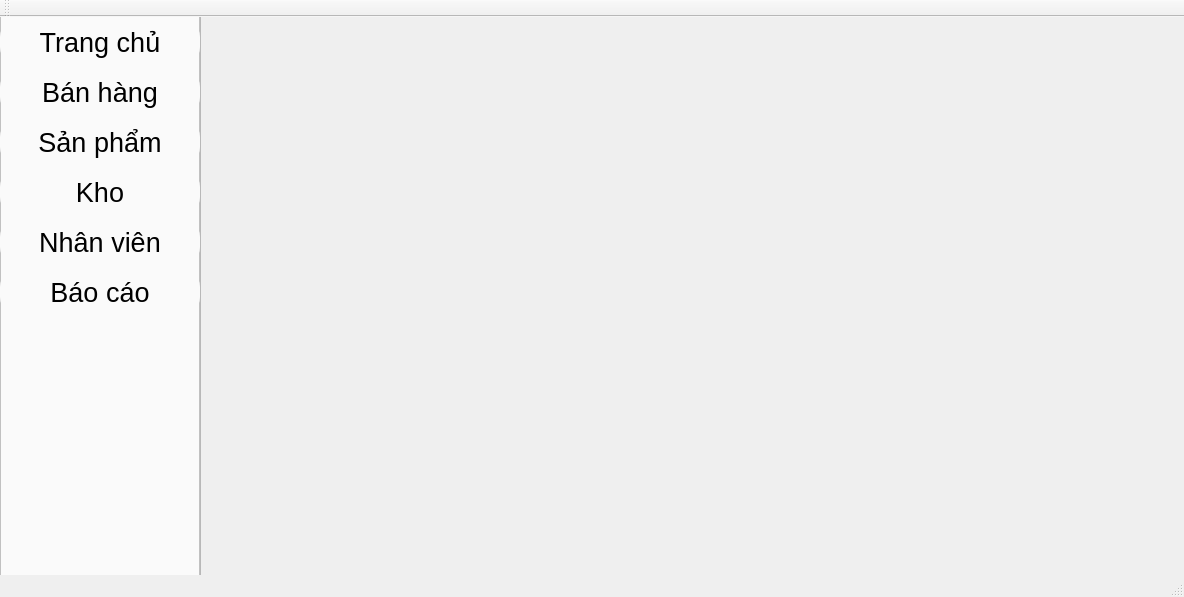
This is coffee_shop_management_system/coffee_shop_management_system/GUI/AdminDashboard.ui in PhucHoang200/coffee-shop-management-system as Qt 5 draws it before an edit. The edited form follows.
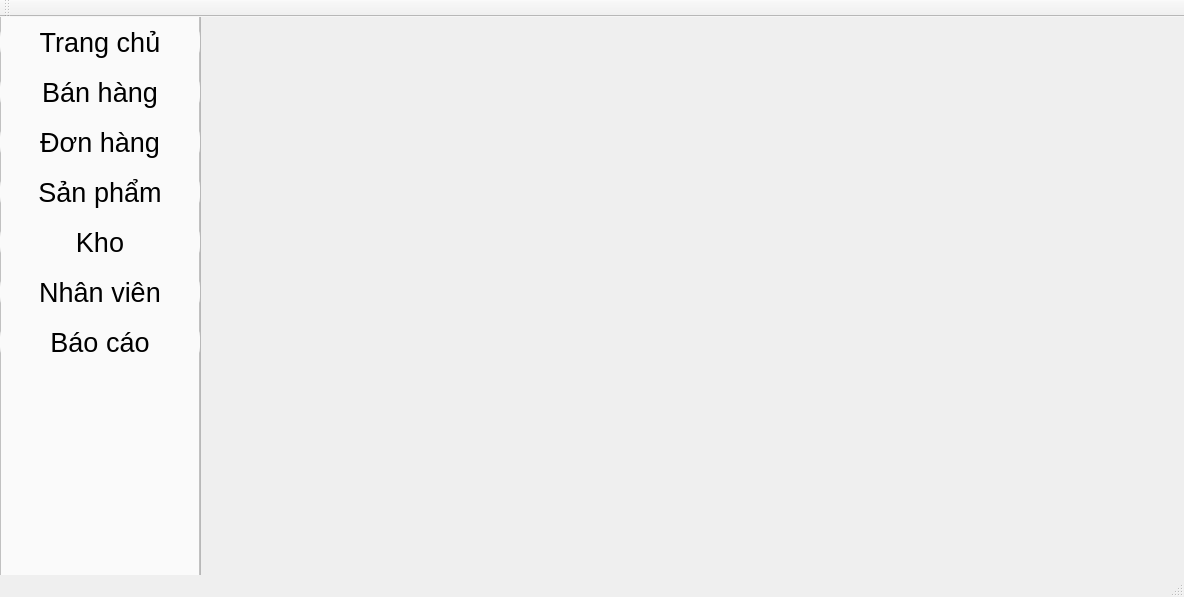
This is the edited form.

Patch:
```diff
--- a/coffee_shop_management_system/coffee_shop_management_system/GUI/AdminDashboard.ui
+++ b/coffee_shop_management_system/coffee_shop_management_system/GUI/AdminDashboard.ui
@@ -142,7 +142,7 @@
      <property name="geometry">
       <rect>
        <x>0</x>
-       <y>120</y>
+       <y>170</y>
        <width>200</width>
        <height>50</height>
       </rect>
@@ -190,7 +190,7 @@
      <property name="geometry">
       <rect>
        <x>0</x>
-       <y>170</y>
+       <y>220</y>
        <width>200</width>
        <height>50</height>
       </rect>
@@ -238,7 +238,7 @@
      <property name="geometry">
       <rect>
        <x>0</x>
-       <y>220</y>
+       <y>270</y>
        <width>200</width>
        <height>50</height>
       </rect>
@@ -286,7 +286,7 @@
      <property name="geometry">
       <rect>
        <x>0</x>
-       <y>270</y>
+       <y>320</y>
        <width>200</width>
        <height>50</height>
       </rect>
@@ -330,6 +330,54 @@
       <string>Báo cáo</string>
      </property>
     </widget>
+    <widget class="QPushButton" name="button7">
+     <property name="geometry">
+      <rect>
+       <x>0</x>
+       <y>120</y>
+       <width>200</width>
+       <height>50</height>
+      </rect>
+     </property>
+     <property name="font">
+      <font>
+       <pointsize>20</pointsize>
+      </font>
+     </property>
+     <property name="styleSheet">
+      <string notr="true">QPushButton {
+    border: none;
+    background-color: rgb(250, 250, 250);   /* default */
+    color: black;
+    padding: 8px 16px;
+    border-radius: 20px;
+}
+
+/* Hover khi chưa checked */
+QPushButton:hover:!checked {
+    background-color: rgb(235, 235, 235);   /* hover nhẹ */
+}
+
+/* Khi nhấn */
+QPushButton:pressed {
+    background-color: rgb(210, 210, 210);
+}
+
+/* Khi checked (đang chọn) */
+QPushButton:checked {
+    background-color: rgb(200, 200, 200);
+}
+
+/* Hover khi đang checked (clicked) */
+QPushButton:checked:hover {
+    background-color: rgb(190, 190, 190);  /* đậm hơn chút */
+}
+</string>
+     </property>
+     <property name="text">
+      <string>Đơn hàng</string>
+     </property>
+    </widget>
    </widget>
    <widget class="QFrame" name="frame_2">
     <property name="geometry">
```
